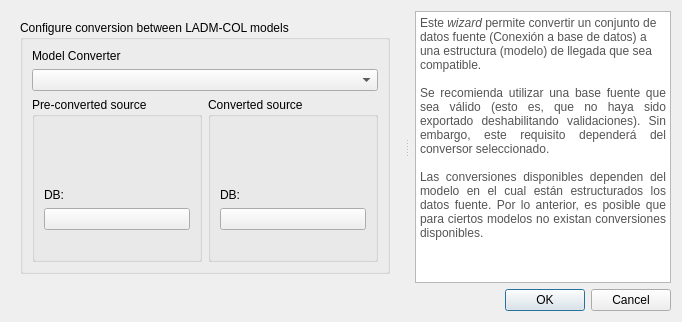
The window that asistente_ladm_col/ui/xtf_model_converter/dlg_xtf_model_converter_.ui (SwissTierrasColombia/Asistente-LADM-COL) describes before a commit, drawn with Qt 5.
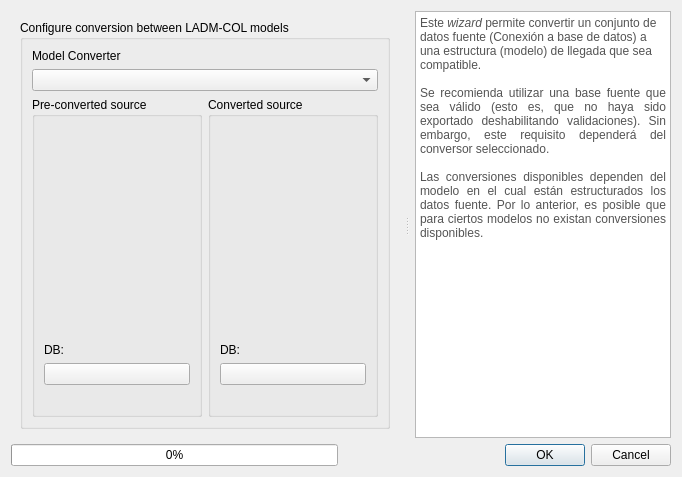
The same window after the commit. Icons and pictures are not drawn.

Commit message: [dt_model_conv] set ETL algorithm to run in background and enable progress bar

Patch:
```diff
--- a/asistente_ladm_col/ui/xtf_model_converter/dlg_xtf_model_converter_.ui
+++ b/asistente_ladm_col/ui/xtf_model_converter/dlg_xtf_model_converter_.ui
@@ -7,24 +7,14 @@
     <x>0</x>
     <y>0</y>
     <width>682</width>
-    <height>322</height>
+    <height>477</height>
    </rect>
   </property>
   <property name="windowTitle">
    <string>Change Detection Settings</string>
   </property>
-  <layout class="QGridLayout" name="gridLayout">
-   <item row="1" column="0">
-    <widget class="QDialogButtonBox" name="buttonBox">
-     <property name="orientation">
-      <enum>Qt::Horizontal</enum>
-     </property>
-     <property name="standardButtons">
-      <set>QDialogButtonBox::Cancel|QDialogButtonBox::Ok</set>
-     </property>
-    </widget>
-   </item>
-   <item row="0" column="0">
+  <layout class="QVBoxLayout" name="verticalLayout_3">
+   <item>
     <widget class="QSplitter" name="splitter">
      <property name="sizePolicy">
       <sizepolicy hsizetype="Expanding" vsizetype="Expanding">
@@ -263,7 +253,7 @@
        <string>&lt;!DOCTYPE HTML PUBLIC &quot;-//W3C//DTD HTML 4.0//EN&quot; &quot;http://www.w3.org/TR/REC-html40/strict.dtd&quot;&gt;
 &lt;html&gt;&lt;head&gt;&lt;meta name=&quot;qrichtext&quot; content=&quot;1&quot; /&gt;&lt;style type=&quot;text/css&quot;&gt;
 p, li { white-space: pre-wrap; }
-&lt;/style&gt;&lt;/head&gt;&lt;body style=&quot; font-family:'MS Shell Dlg 2'; font-size:7.8pt; font-weight:400; font-style:normal;&quot;&gt;
+&lt;/style&gt;&lt;/head&gt;&lt;body style=&quot; font-family:'MS Shell Dlg 2'; font-size:8pt; font-weight:400; font-style:normal;&quot;&gt;
 &lt;p style=&quot; margin-top:0px; margin-bottom:0px; margin-left:0px; margin-right:0px; -qt-block-indent:0; text-indent:0px;&quot;&gt;&lt;span style=&quot; font-family:'Noto Sans'; font-size:9pt; color:#545454;&quot;&gt;Este &lt;/span&gt;&lt;span style=&quot; font-family:'Noto Sans'; font-size:9pt; font-style:italic; color:#545454;&quot;&gt;wizard&lt;/span&gt;&lt;span style=&quot; font-family:'Noto Sans'; font-size:9pt; color:#545454;&quot;&gt; permite convertir un conjunto de datos fuente (Conexión a base de datos) a una estructura (modelo) de llegada que sea compatible.&lt;/span&gt;&lt;/p&gt;
 &lt;p align=&quot;justify&quot; style=&quot;-qt-paragraph-type:empty; margin-top:0px; margin-bottom:0px; margin-left:0px; margin-right:0px; -qt-block-indent:0; text-indent:0px; font-family:'Noto Sans'; font-size:9pt; color:#545454;&quot;&gt;&lt;br /&gt;&lt;/p&gt;
 &lt;p align=&quot;justify&quot; style=&quot; margin-top:0px; margin-bottom:0px; margin-left:0px; margin-right:0px; -qt-block-indent:0; text-indent:0px;&quot;&gt;&lt;span style=&quot; font-family:'Noto Sans'; font-size:9pt; color:#545454;&quot;&gt;Se recomienda utilizar una base fuente que sea válido (esto es, que no haya sido exportado deshabilitando validaciones). Sin embargo, este requisito dependerá del conversor seleccionado.&lt;/span&gt;&lt;/p&gt;
@@ -276,6 +266,27 @@
      </widget>
     </widget>
    </item>
+   <item>
+    <layout class="QHBoxLayout" name="horizontalLayout">
+     <item>
+      <widget class="QProgressBar" name="progress">
+       <property name="value">
+        <number>0</number>
+       </property>
+      </widget>
+     </item>
+     <item>
+      <widget class="QDialogButtonBox" name="buttonBox">
+       <property name="orientation">
+        <enum>Qt::Horizontal</enum>
+       </property>
+       <property name="standardButtons">
+        <set>QDialogButtonBox::Cancel|QDialogButtonBox::Ok</set>
+       </property>
+      </widget>
+     </item>
+    </layout>
+   </item>
   </layout>
  </widget>
  <resources/>
```
Left out of the diff: 2 changed lines with no effect on the pictures. The commit also changes 1 other file.
